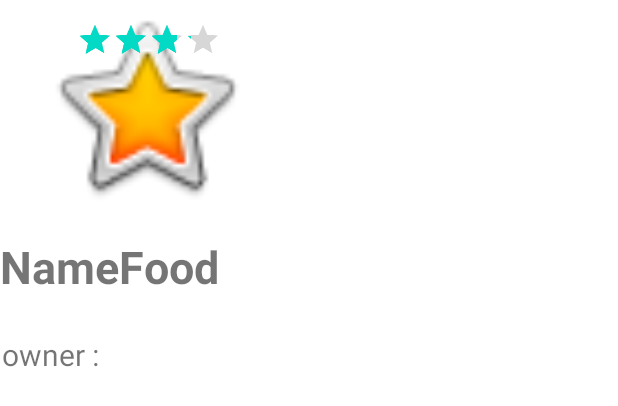
After one commit to annguyen-it/cooking-app, an Android app: the layout food.xml on its own in the app's theme, with its tools: preview values and no code run, on a phone screen of 412 x 824 dp. The commit adds this screen. Shown: the top 406 px of the screen. Run offline under Robolectric (Android 15) with nearby library versions, the phone set to English and light mode, and no system bars.

Commit message:
layout food

```diff
--- /dev/null
+++ b/app/src/main/res/layout/food.xml
@@ -0,0 +1,52 @@
+<?xml version="1.0" encoding="utf-8"?>
+<androidx.constraintlayout.widget.ConstraintLayout xmlns:android="http://schemas.android.com/apk/res/android"
+    xmlns:app="http://schemas.android.com/apk/res-auto"
+    xmlns:tools="http://schemas.android.com/tools"
+    android:layout_width="match_parent"
+    android:layout_height="match_parent">
+
+    <ImageView
+        android:id="@+id/imageView"
+        android:layout_width="194dp"
+        android:layout_height="141dp"
+        app:layout_constraintEnd_toEndOf="parent"
+        app:layout_constraintHorizontal_bias="0.0"
+        app:layout_constraintStart_toStartOf="parent"
+        app:layout_constraintTop_toTopOf="parent"
+        app:srcCompat="@android:drawable/btn_star_big_on" />
+
+    <TextView
+        android:id="@+id/textView"
+        android:layout_width="194dp"
+        android:layout_height="53dp"
+        android:layout_marginTop="16dp"
+        android:text="NameFood"
+        android:textSize="30sp"
+        android:textStyle="bold"
+        app:layout_constraintEnd_toEndOf="@+id/imageView"
+        app:layout_constraintHorizontal_bias="0.0"
+        app:layout_constraintStart_toStartOf="parent"
+        app:layout_constraintTop_toBottomOf="@+id/imageView" />
+
+    <TextView
+        android:id="@+id/textView2"
+        android:layout_width="192dp"
+        android:layout_height="35dp"
+        android:layout_marginTop="12dp"
+        android:text="owner : "
+        android:textSize="20sp"
+        app:layout_constraintEnd_toEndOf="@+id/textView"
+        app:layout_constraintStart_toStartOf="parent"
+        app:layout_constraintTop_toBottomOf="@+id/textView" />
+
+    <RatingBar
+        android:id="@+id/ratingBar"
+        android:layout_width="189dp"
+        android:layout_height="58dp"
+        android:max="5"
+        android:rating="3.5"
+        android:scaleX="0.5"
+        android:scaleY="0.5"
+        app:layout_constraintEnd_toEndOf="@+id/textView2"
+        tools:layout_editor_absoluteY="273dp" />
+</androidx.constraintlayout.widget.ConstraintLayout>
--- a/app/src/main/res/values/strings.xml
+++ b/app/src/main/res/values/strings.xml
@@ -5,6 +5,5 @@
     <string name="profile_add_food">Add food</string>
     <string name="profile_avatar">Profile Avatar</string>
     <string name="profile_my_food">Món ăn của tôi</string>
-    <string name="profile_my_food">Món ăn của tôi</string>
     <string name="profile_rated_food">Món ăn đã đánh giá</string>
 </resources>
```
